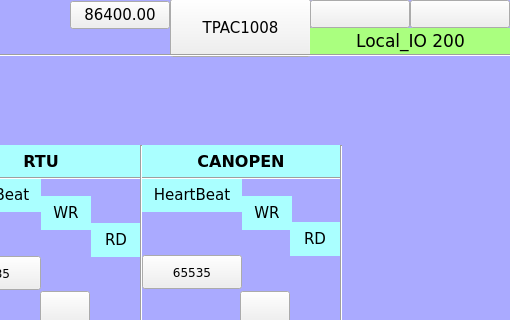
Old version of the form TPAC1008_02/Local_IO_HMI/page200.ui in the repository MECTsrl/mect_apps; both pictures show x 290 to 800 and y 0 to 320 of the 800 by 480 pixel window.
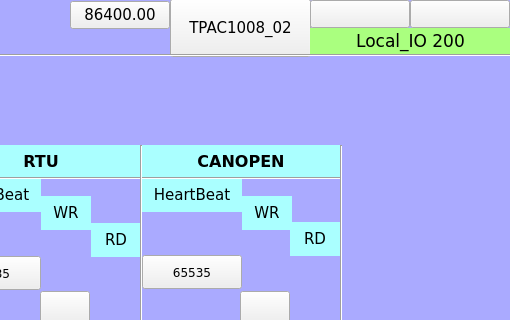
New version of the form. Custom widgets are drawn as their Qt base class.

Patch:
```diff
--- a/TPAC1008_02/Local_IO_HMI/page200.ui
+++ b/TPAC1008_02/Local_IO_HMI/page200.ui
@@ -695,7 +695,7 @@
     </color>
    </property>
    <property name="text">
-    <string>TPAC1008</string>
+    <string>TPAC1008_02</string>
    </property>
    <property name="pressText">
     <string>TPAC1008</string>
```
Left out of the diff: 14 changed lines with no effect on the pictures.
